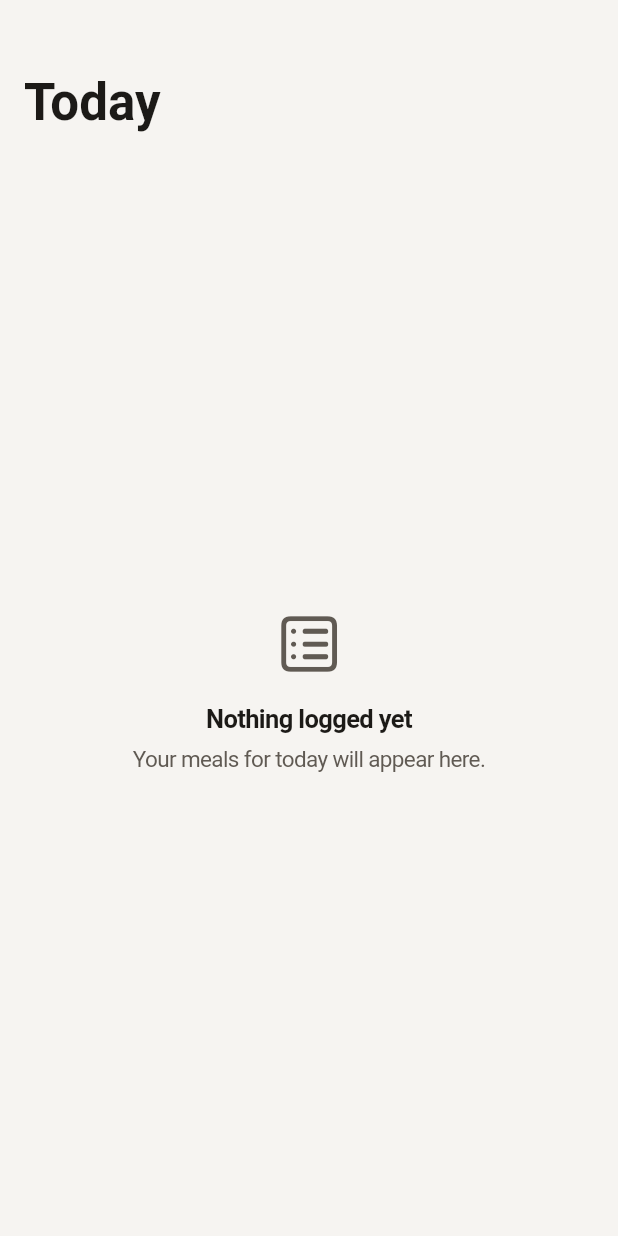
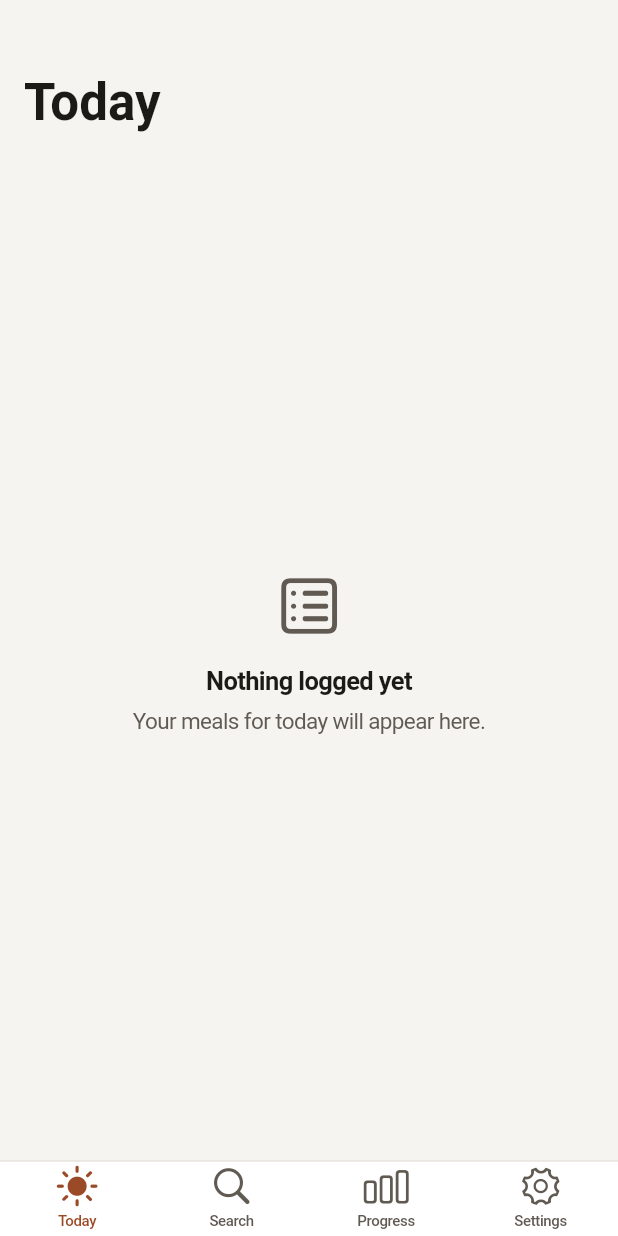
Before and after one commit to Rohithstrike/Food-Tracker, a Flutter app: the screen it shows after launch, on a phone screen of 412 x 824 dp. Run offline on Flutter 3.47's test engine with Material 3 defaults, Android fonts, the phone set to English and light mode, and no system bars.

Commit message:
Add four-tab navigation shell with honest placeholders

```diff
--- /dev/null
+++ b/lib/app/app_shell.dart
@@ -0,0 +1,135 @@
+import 'package:flutter/cupertino.dart';
+
+import '../core/design_system/app_colors.dart';
+import '../features/today/today_page.dart';
+import 'placeholder_page.dart';
+
+/// The app's top-level destinations, in tab-bar order.
+enum AppTab {
+  today('Today', CupertinoIcons.sun_max, CupertinoIcons.sun_max_fill),
+  search('Search', CupertinoIcons.search, CupertinoIcons.search),
+  progress(
+    'Progress',
+    CupertinoIcons.chart_bar,
+    CupertinoIcons.chart_bar_fill,
+  ),
+  settings('Settings', CupertinoIcons.gear, CupertinoIcons.gear_solid);
+
+  const AppTab(this.label, this.icon, this.activeIcon);
+
+  final String label;
+  final IconData icon;
+  final IconData activeIcon;
+}
+
+/// Four-tab navigation shell.
+///
+/// Built from CupertinoTabBar + CupertinoTabView + IndexedStack rather than
+/// CupertinoTabScaffold, so a later milestone can float a translucent tab
+/// bar over scrolling content by changing only this file.
+///
+/// Behaviour:
+/// - Each tab keeps its own navigation stack and scroll position.
+/// - Tapping the active tab returns that tab to its root page (iOS convention).
+/// - Hidden tabs have animations paused.
+class AppShell extends StatefulWidget {
+  const AppShell({super.key});
+
+  @override
+  State<AppShell> createState() => _AppShellState();
+}
+
+class _AppShellState extends State<AppShell> {
+  AppTab _current = AppTab.today;
+
+  final Map<AppTab, GlobalKey<NavigatorState>> _navigatorKeys = {
+    for (final tab in AppTab.values) tab: GlobalKey<NavigatorState>(),
+  };
+
+  void _onTabTapped(int index) {
+    final tapped = AppTab.values[index];
+    if (tapped == _current) {
+      _navigatorKeys[tapped]!.currentState?.popUntil((route) => route.isFirst);
+      return;
+    }
+    setState(() => _current = tapped);
+  }
+
+  Widget _rootPage(AppTab tab) {
+    return switch (tab) {
+      AppTab.today => const TodayPage(),
+      AppTab.search => const PlaceholderPage(
+          title: 'Search',
+          icon: CupertinoIcons.search,
+          message: 'Food search arrives in a later milestone.',
+        ),
+      AppTab.progress => const PlaceholderPage(
+          title: 'Progress',
+          icon: CupertinoIcons.chart_bar,
+          message: 'Progress tracking arrives in a later milestone.',
+        ),
+      AppTab.settings => const PlaceholderPage(
+          title: 'Settings',
+          icon: CupertinoIcons.gear,
+          message: 'Settings arrive in a later milestone.',
+        ),
+    };
+  }
+
+  @override
+  Widget build(BuildContext context) {
+    return ColoredBox(
+      color: AppColors.background.resolveFrom(context),
+      child: Column(
+        children: [
+          Expanded(
+            // The tab bar handles the bottom safe area itself, so page
+            // content must not add it again.
+            child: MediaQuery.removePadding(
+              context: context,
+              removeBottom: true,
+              child: IndexedStack(
+                index: _current.index,
+                children: [
+                  for (final tab in AppTab.values)
+                    TickerMode(
+                      enabled: tab == _current,
+                      child: CupertinoTabView(
+                        navigatorKey: _navigatorKeys[tab],
+                        builder: (context) => _rootPage(tab),
+                      ),
+                    ),
+                ],
+              ),
+            ),
+          ),
+          // iOS does not scale tab-bar labels with Dynamic Type; page
+          // content still scales fully.
+          MediaQuery.withNoTextScaling(
+            child: CupertinoTabBar(
+              currentIndex: _current.index,
+              onTap: _onTabTapped,
+              backgroundColor: AppColors.surface.resolveFrom(context),
+              activeColor: AppColors.accent.resolveFrom(context),
+              inactiveColor: AppColors.textSecondary.resolveFrom(context),
+              border: Border(
+                top: BorderSide(
+                  color: AppColors.separator.resolveFrom(context),
+                  width: 0, // Hairline.
+                ),
+              ),
+              items: [
+                for (final tab in AppTab.values)
+                  BottomNavigationBarItem(
+                    icon: Icon(tab.icon),
+                    activeIcon: Icon(tab.activeIcon),
+                    label: tab.label,
+                  ),
+              ],
+            ),
+          ),
+        ],
+      ),
+    );
+  }
+}
--- /dev/null
+++ b/lib/features/today/today_page.dart
@@ -0,0 +1,64 @@
+import 'package:flutter/cupertino.dart';
+
+import '../../core/design_system/app_colors.dart';
+import '../../core/design_system/app_spacing.dart';
+import '../../core/design_system/app_typography.dart';
+
+/// Today tab.
+/// Currently the verified empty-state shell; the dashboard (greeting,
+/// calorie ring, nutrients, meals) is built in the next batches.
+/// Contains no nutrition data.
+class TodayPage extends StatelessWidget {
+  const TodayPage({super.key});
+
+  @override
+  Widget build(BuildContext context) {
+    final textPrimary = AppColors.textPrimary.resolveFrom(context);
+    final textSecondary = AppColors.textSecondary.resolveFrom(context);
+
+    return CupertinoPageScaffold(
+      child: CustomScrollView(
+        slivers: [
+          const CupertinoSliverNavigationBar(
+            largeTitle: Text('Today'),
+          ),
+          SliverFillRemaining(
+            hasScrollBody: false,
+            child: Center(
+              child: Padding(
+                padding: AppSpacing.pageHorizontal,
+                child: Column(
+                  mainAxisSize: MainAxisSize.min,
+                  children: [
+                    Icon(
+                      CupertinoIcons.square_list,
+                      size: AppIconSize.emptyState,
+                      color: textSecondary,
+                      semanticLabel: 'Empty meal list',
+                    ),
+                    const SizedBox(height: AppSpacing.md),
+                    Text(
+                      'Nothing logged yet',
+                      style: AppTypography.headline.copyWith(
+                        color: textPrimary,
+                      ),
+                      textAlign: TextAlign.center,
+                    ),
+                    const SizedBox(height: AppSpacing.itemGapTight),
+                    Text(
+                      'Your meals for today will appear here.',
+                      style: AppTypography.subheadline.copyWith(
+                        color: textSecondary,
+                      ),
+                      textAlign: TextAlign.center,
+                    ),
+                  ],
+                ),
+              ),
+            ),
+          ),
+        ],
+      ),
+    );
+  }
+}
--- a/lib/main.dart
+++ b/lib/main.dart
@@ -1,9 +1,7 @@
 import 'package:flutter/cupertino.dart';
 
-import 'core/design_system/app_colors.dart';
-import 'core/design_system/app_spacing.dart';
+import 'app/app_shell.dart';
 import 'core/design_system/app_theme.dart';
-import 'core/design_system/app_typography.dart';
 
 void main() {
   runApp(const IndianFoodTrackerApp());
@@ -20,64 +18,7 @@ class IndianFoodTrackerApp extends StatelessWidget {
       title: 'Indian Food Tracker',
       debugShowCheckedModeBanner: false,
       theme: AppTheme.build(),
-      home: const TodayShell(),
+      home: const AppShell(),
     );
   }
 }
-
-/// Temporary Today screen shell.
-/// Contains no nutrition data — real features arrive in later milestones.
-class TodayShell extends StatelessWidget {
-  const TodayShell({super.key});
-
-  @override
-  Widget build(BuildContext context) {
-    final textPrimary = AppColors.textPrimary.resolveFrom(context);
-    final textSecondary = AppColors.textSecondary.resolveFrom(context);
-
-    return CupertinoPageScaffold(
-      child: CustomScrollView(
-        slivers: [
-          const CupertinoSliverNavigationBar(
-            largeTitle: Text('Today'),
-          ),
-          SliverFillRemaining(
-            hasScrollBody: false,
-            child: Center(
-              child: Padding(
-                padding: AppSpacing.pageHorizontal,
-                child: Column(
-                  mainAxisSize: MainAxisSize.min,
-                  children: [
-                    Icon(
-                      CupertinoIcons.square_list,
-                      size: AppIconSize.emptyState,
-                      color: textSecondary,
-                      semanticLabel: 'Empty meal list',
-                    ),
-                    const SizedBox(height: AppSpacing.md),
-                    Text(
-                      'Nothing logged yet',
-                      style: AppTypography.headline.copyWith(
-                        color: textPrimary,
-                      ),
-                      textAlign: TextAlign.center,
-                    ),
-                    const SizedBox(height: AppSpacing.itemGapTight),
-                    Text(
-                      'Your meals for today will appear here.',
-                      style: AppTypography.subheadline.copyWith(
-                        color: textSecondary,
-                      ),
-                      textAlign: TextAlign.center,
-                    ),
-                  ],
-                ),
-              ),
-            ),
-          ),
-        ],
-      ),
-    );
-  }
-}
```
Also changed, not shown: lib/app/placeholder_page.dart (added, +71 -0 lines), 1 other file.
